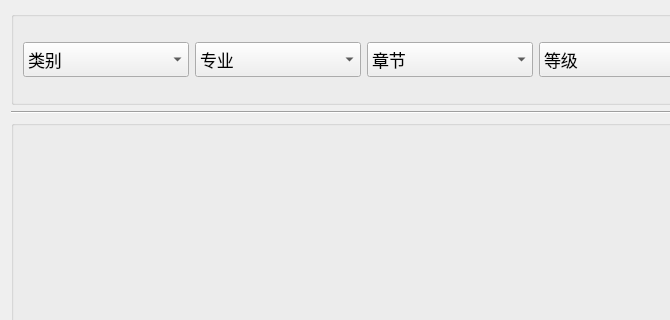
The window that views/selectcourse.ui (janonoly/exampc) describes before a commit, drawn with Qt 5; both pictures show x 0 to 670 and y 0 to 320 of the 900 by 600 pixel window.
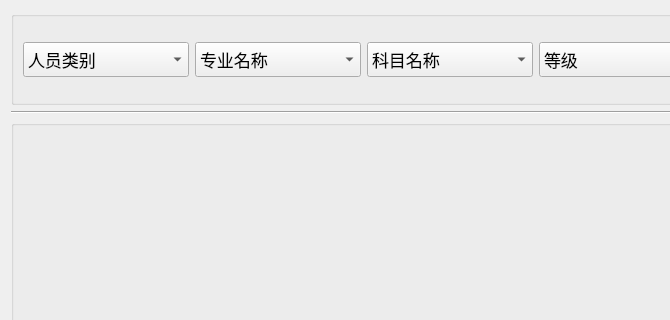
The same window after the commit.

The edit to the form file:
```diff
--- a/views/selectcourse.ui
+++ b/views/selectcourse.ui
@@ -58,11 +58,11 @@
          </font>
         </property>
         <property name="currentText">
-         <string>类别</string>
+         <string>人员类别</string>
         </property>
         <item>
          <property name="text">
-          <string>类别</string>
+          <string>人员类别</string>
          </property>
         </item>
        </widget>
@@ -88,7 +88,7 @@
         </property>
         <item>
          <property name="text">
-          <string>专业</string>
+          <string>专业名称</string>
          </property>
         </item>
        </widget>
@@ -113,11 +113,11 @@
          </font>
         </property>
         <property name="currentText">
-         <string>章节</string>
+         <string>科目名称</string>
         </property>
         <item>
          <property name="text">
-          <string>章节</string>
+          <string>科目名称</string>
          </property>
         </item>
        </widget>
```
